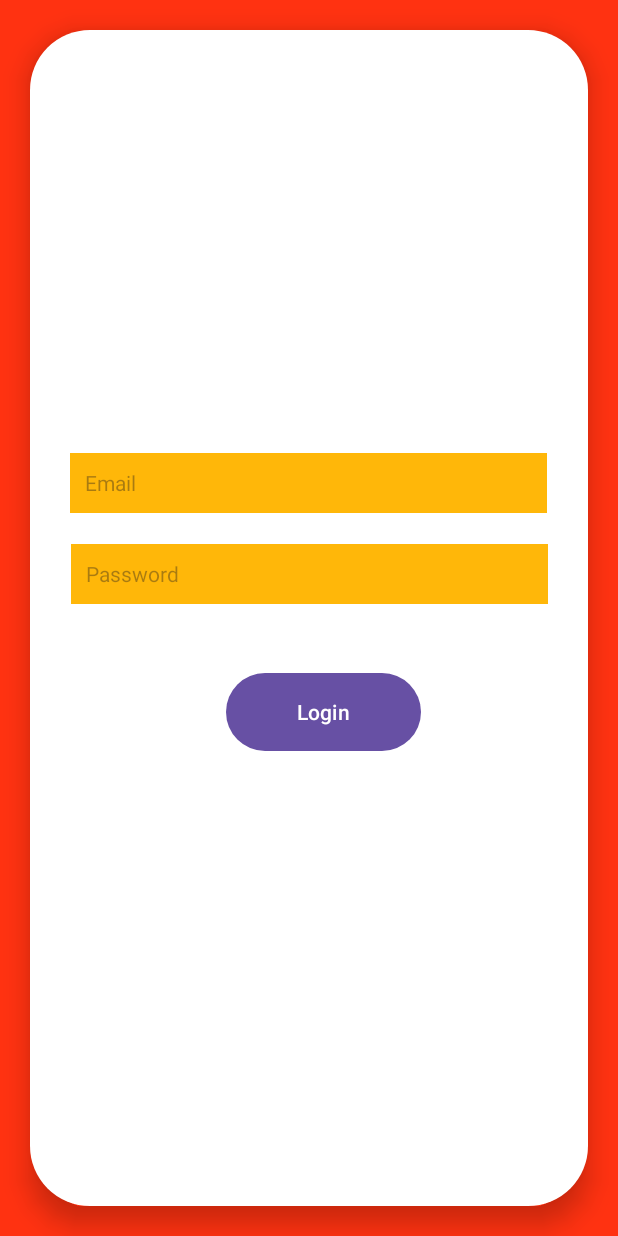
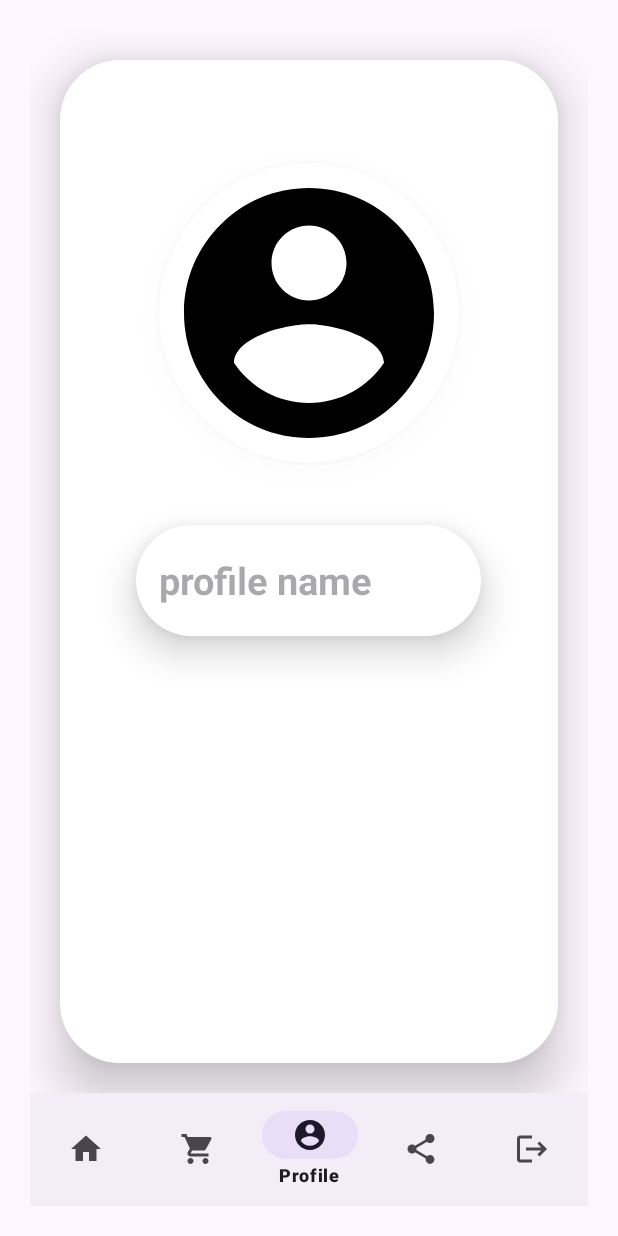
Before and after one commit to radheypatil6630/Ayurveda, an Android app: the Home_page screen opened directly, with no data from a screen before it, on a phone screen of 412 x 824 dp. Run offline under Robolectric (Android 15) with nearby library versions, the phone set to English and light mode, and no system bars.

Commit message:
bottom navigation bar added

```diff
--- a/app/src/main/AndroidManifest.xml
+++ b/app/src/main/AndroidManifest.xml
@@ -19,7 +19,7 @@
             android:exported="true">
             <intent-filter>
                 <action android:name="android.intent.action.MAIN" />
-                <category android:name="android.intent.category.ALTERNATIVE" />
+                <category android:name="android.intent.category.LAUNCHER" />
             </intent-filter>
         </activity>
         <activity
--- a/app/src/main/java/com/example/mrsayurveda/Home_page.java
+++ b/app/src/main/java/com/example/mrsayurveda/Home_page.java
@@ -1,12 +1,13 @@
 package com.example.mrsayurveda;
 
-import android.annotation.SuppressLint;
+
 import android.os.Bundle;
 import android.view.MenuItem;
 import android.widget.Toast;
 
 import androidx.annotation.NonNull;
 import androidx.appcompat.app.AppCompatActivity;
+
 
 import com.google.android.material.bottomnavigation.BottomNavigationView;
 
@@ -15,25 +16,32 @@ public class Home_page extends AppCompatActivity
         .OnNavigationItemSelectedListener {
 
     BottomNavigationView bottomNavigationView;
-
-    @SuppressLint("MissingInflatedId")
+    //Button login;
     @Override
     protected void onCreate(Bundle savedInstanceState)
     {
         super.onCreate(savedInstanceState);
-        setContentView(R.layout.activity_main);
+        setContentView(R.layout.activity_home_page);
 
-        bottomNavigationView = findViewById(R.id.bottomNavigationView);
+        bottomNavigationView
+                = findViewById(R.id.bottomNavigationView);
 
         bottomNavigationView
                 .setOnNavigationItemSelectedListener(this);
         bottomNavigationView.setSelectedItemId(R.id.profile);
+//        login.setOnClickListener(new View.OnClickListener() {
+//            @Override
+//            public void onClick(View view) {
+//Intent intent=new Intent(MainActivity.this, MainActivity2.class);
+//startActivity(intent);
+//            }
+//        });
     }
     homeFragment homeFragment=new homeFragment();
     ProfileFragment profileFragment = new ProfileFragment();
-    productCartFragment producthistoryFragment=new productCartFragment();
+    ProductCartFragment productCartFragment=new ProductCartFragment();
 
-//    shareFragment ShareFragment=new shareFragment();
+    ShareFragment shareFragment=new ShareFragment();
 
     @Override
     public boolean
@@ -41,42 +49,48 @@ public class Home_page extends AppCompatActivity
     {
 
         int id=item.getItemId();
-        if (id==R.id.home)
-        {
-            getSupportFragmentManager()
-                    .beginTransaction()
-                    .replace(R.id.flFragment, homeFragment)
-                    .commit();
-        }
-        else if(id==R.id.product_History) {
-            getSupportFragmentManager()
-                    .beginTransaction()
-                    .replace(R.id.flFragment, producthistoryFragment)
-                    .commit();
-            return true;
-        } else if ( id== R.id.profile) {
+        if(id==R.id.profile) {
             getSupportFragmentManager()
                     .beginTransaction()
                     .replace(R.id.flFragment, profileFragment)
                     .commit();
             return true;
         }
-
-
-
+        else if ( id== R.id.product_History) {
+            getSupportFragmentManager()
+                    .beginTransaction()
+                    .replace(R.id.flFragment, productCartFragment)
+                    .commit();
+            return true;
+        }
+        else if(id== R.id.home)
+        {
+            getSupportFragmentManager()
+                    .beginTransaction()
+                    .replace(R.id.flFragment, shareFragment)
+                    .commit();
+            return true;
+        }
+        else if(id== R.id.share)
+        {
+            getSupportFragmentManager()
+                    .beginTransaction()
+                    .replace(R.id.flFragment, shareFragment)
+                    .commit();
+            return true;
+        }
         else if(id== R.id.logout)
         {
-            Toast.makeText(this, "Logout successfully", Toast.LENGTH_SHORT).show();
+            Toast.makeText(this, "Logout done", Toast.LENGTH_SHORT).show();
 //            getSupportFragmentManager()
 //                    .beginTransaction()
-//                    .replace(R.id.flFragment, Fragment)
+//                    .replace(R.id.flFragment, shareFragment)
 //                    .commit();
 //            return true;
         }
-//        else if(id==R.id.share)
-//        {
-//            Toast.makeText(this, "Sharing done", Toast.LENGTH_SHORT).show();
-//        }
         return false;
+
     }
+
+
 }
--- a/app/src/main/java/com/example/mrsayurveda/MainActivity.java
+++ b/app/src/main/java/com/example/mrsayurveda/MainActivity.java
@@ -4,7 +4,6 @@ import androidx.appcompat.app.AppCompatActivity;
 
 import android.content.Intent;
 import android.os.Bundle;
-import android.view.View;
 import android.widget.Button;
 import android.widget.Toast;
 
--- a/app/src/main/java/com/example/mrsayurveda/productCartFragment.java
+++ b/app/src/main/java/com/example/mrsayurveda/ProductCartFragment.java
@@ -10,10 +10,10 @@ import android.view.ViewGroup;
 
 /**
  * A simple {@link Fragment} subclass.
- * Use the {@link productCartFragment#newInstance} factory method to
+ * Use the {@link ProductCartFragment#newInstance} factory method to
  * create an instance of this fragment.
  */
-public class productCartFragment extends Fragment {
+public class ProductCartFragment extends Fragment {
 
     // TODO: Rename parameter arguments, choose names that match
     // the fragment initialization parameters, e.g. ARG_ITEM_NUMBER
@@ -24,7 +24,7 @@ public class productCartFragment extends Fragment {
     private String mParam1;
     private String mParam2;
 
-    public productCartFragment() {
+    public ProductCartFragment() {
         // Required empty public constructor
     }
 
@@ -34,11 +34,11 @@ public class productCartFragment extends Fragment {
      *
      * @param param1 Parameter 1.
      * @param param2 Parameter 2.
-     * @return A new instance of fragment productCartFragment.
+     * @return A new instance of fragment ProductCartFragment.
      */
     // TODO: Rename and change types and number of parameters
-    public static productCartFragment newInstance(String param1, String param2) {
-        productCartFragment fragment = new productCartFragment();
+    public static ProductCartFragment newInstance(String param1, String param2) {
+        ProductCartFragment fragment = new ProductCartFragment();
         Bundle args = new Bundle();
         args.putString(ARG_PARAM1, param1);
         args.putString(ARG_PARAM2, param2);
--- a/app/src/main/java/com/example/mrsayurveda/shareFragment.java
+++ b/app/src/main/java/com/example/mrsayurveda/ShareFragment.java
@@ -10,10 +10,10 @@ import android.view.ViewGroup;
 
 /**
  * A simple {@link Fragment} subclass.
- * Use the {@link shareFragment#newInstance} factory method to
+ * Use the {@link ShareFragment#newInstance} factory method to
  * create an instance of this fragment.
  */
-public class shareFragment extends Fragment {
+public class ShareFragment extends Fragment {
 
     // TODO: Rename parameter arguments, choose names that match
     // the fragment initialization parameters, e.g. ARG_ITEM_NUMBER
@@ -24,7 +24,7 @@ public class shareFragment extends Fragment {
     private String mParam1;
     private String mParam2;
 
-    public shareFragment() {
+    public ShareFragment() {
         // Required empty public constructor
     }
 
@@ -34,11 +34,11 @@ public class shareFragment extends Fragment {
      *
      * @param param1 Parameter 1.
      * @param param2 Parameter 2.
-     * @return A new instance of fragment shareFragment.
+     * @return A new instance of fragment ShareFragment.
      */
     // TODO: Rename and change types and number of parameters
-    public static shareFragment newInstance(String param1, String param2) {
-        shareFragment fragment = new shareFragment();
+    public static ShareFragment newInstance(String param1, String param2) {
+        ShareFragment fragment = new ShareFragment();
         Bundle args = new Bundle();
         args.putString(ARG_PARAM1, param1);
         args.putString(ARG_PARAM2, param2);
--- a/app/src/main/res/drawable/profile_circle.xml
+++ b/app/src/main/res/drawable/profile_circle.xml
@@ -3,7 +3,7 @@
     <item>
         <shape android:shape="rectangle">
             <corners android:radius="300dp"></corners>
-            <solid android:color="@color/black"></solid>
+            <solid android:color="@color/white"></solid>
         </shape>
     </item>
 </selector>
--- a/app/src/main/res/layout/activity_home_page.xml
+++ b/app/src/main/res/layout/activity_home_page.xml
@@ -1,21 +1,37 @@
 <?xml version="1.0" encoding="utf-8"?>
-<androidx.constraintlayout.widget.ConstraintLayout
-    xmlns:android="http://schemas.android.com/apk/res/android"
-    xmlns:app="http://schemas.android.com/apk/res-auto"
+<LinearLayout xmlns:app="http://schemas.android.com/apk/res-auto"
     xmlns:tools="http://schemas.android.com/tools"
     android:layout_width="match_parent"
     android:layout_height="match_parent"
+    xmlns:android="http://schemas.android.com/apk/res/android" >
+
+   <androidx.constraintlayout.widget.ConstraintLayout
+       android:layout_width="match_parent"
+       android:layout_margin="20dp"
+    android:layout_height="match_parent"
     tools:context=".Home_page">
+
 
        <FrameLayout
            android:id="@+id/flFragment"
-        android:layout_width="match_parent"
+           android:layout_width="0dp"
            android:layout_height="0dp"
+           android:background="@drawable/ic_launcher_foreground"
            app:layout_constraintBottom_toTopOf="@+id/bottomNavigationView"
            app:layout_constraintEnd_toEndOf="parent"
-        app:layout_constraintHorizontal_bias="0.5"
+           app:layout_constraintHorizontal_bias="1.0"
            app:layout_constraintStart_toStartOf="parent"
-        app:layout_constraintTop_toTopOf="parent" />
+           app:layout_constraintTop_toTopOf="parent"
+           app:layout_constraintVertical_bias="0.0">
+
+
+<!--           <ImageButton-->
+<!--               android:layout_width="138dp"-->
+<!--               android:layout_height="wrap_content"-->
+<!--               android:background="@drawable/search_bg"-->
+<!--               android:src="@drawable/ic_launcher_background"-->
+<!--               tools:ignore="MissingConstraints" />-->
+       </FrameLayout>
 
        <com.google.android.material.bottomnavigation.BottomNavigationView
         android:id="@+id/bottomNavigationView"
@@ -27,4 +43,7 @@
         app:layout_constraintStart_toStartOf="parent"
         app:menu="@menu/main_menu"/>
 
+
     </androidx.constraintlayout.widget.ConstraintLayout>
+
+</LinearLayout>
--- a/app/src/main/res/layout/fragment_profile.xml
+++ b/app/src/main/res/layout/fragment_profile.xml
@@ -18,8 +18,10 @@
             android:id="@+id/profile_img"
             android:layout_width="200dp"
             android:layout_height="200dp"
+            android:elevation="10dp"
             android:layout_gravity="center_vertical"
             android:background="@drawable/profile_circle"
+            android:src="@drawable/baseline_account_circle_24"
             app:layout_constraintBottom_toBottomOf="parent"
             app:layout_constraintEnd_toEndOf="parent"
             app:layout_constraintHorizontal_bias="0.498"
@@ -27,6 +29,43 @@
             app:layout_constraintTop_toTopOf="parent"
             app:layout_constraintVertical_bias="0.146" />
 
+
+<!--        <TextView-->
+<!--            android:id="@+id/acc_text"-->
+<!--            android:layout_width="wrap_content"-->
+<!--            android:layout_height="wrap_content"-->
+<!--            android:background="@drawable/search_bg"-->
+<!--            android:elevation="15dp"-->
+<!--            android:padding="15dp"-->
+<!--            android:text="Name :"-->
+<!--            android:textSize="25dp"-->
+<!--            android:textStyle="bold"-->
+<!--            app:layout_constraintBottom_toBottomOf="parent"-->
+<!--            app:layout_constraintEnd_toEndOf="parent"-->
+<!--            app:layout_constraintHorizontal_bias="0.222"-->
+<!--            app:layout_constraintStart_toStartOf="parent"-->
+<!--            app:layout_constraintTop_toTopOf="parent"-->
+<!--            app:layout_constraintVertical_bias="0.945"-->
+<!--            tools:ignore="MissingConstraints" />-->
+
+        <EditText
+            android:id="@+id/acc_name"
+            android:layout_width="230dp"
+            android:layout_height="74dp"
+            android:background="@drawable/search_bg"
+            android:elevation="15dp"
+            android:hint="profile name"
+            android:padding="15dp"
+            android:textSize="25dp"
+            android:textStyle="bold"
+            app:layout_constraintBottom_toBottomOf="parent"
+            app:layout_constraintEnd_toEndOf="parent"
+            app:layout_constraintHorizontal_bias="0.496"
+            app:layout_constraintStart_toStartOf="parent"
+            app:layout_constraintTop_toTopOf="parent"
+            app:layout_constraintVertical_bias="0.521"
+            tools:ignore="MissingConstraints" />
+
     </androidx.constraintlayout.widget.ConstraintLayout>
 
 </FrameLayout>
```
Also changed, not shown: app/src/main/res/layout/fragment_product_cart.xml (+3 -13 lines), app/src/main/res/layout/fragment_share.xml (+4 -14 lines). Lines whose indentation alone changed are shown as unchanged.
